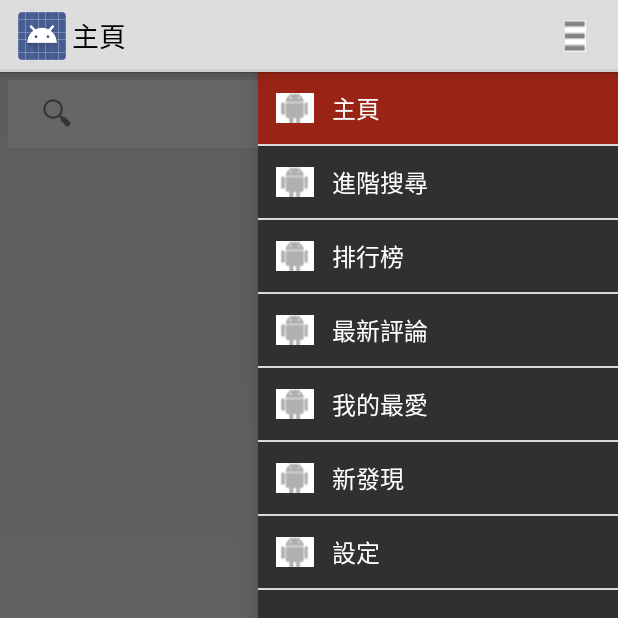
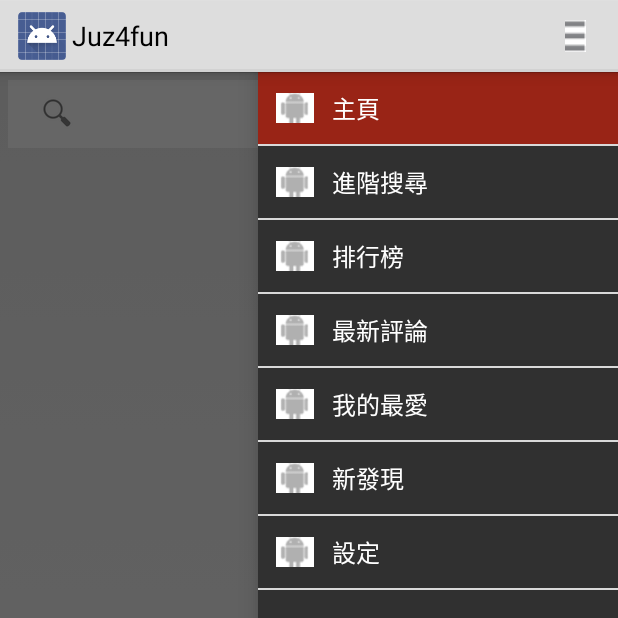
Before and after one commit to tak1hk2002/juz4fun_test, an Android app: the TestActivity screen opened directly, with no data from a screen before it, with the side drawer open, on a phone screen of 412 x 824 dp, the top half of it. Run offline under Robolectric (Android 15) with nearby library versions, the phone set to English and light mode, and no system bars; 2 statements that could not run were skipped.

Commit message:
tom_21/11/2015_06:31

```diff
--- a/app/src/main/java/com/company/damonday/Home/Home.java
+++ b/app/src/main/java/com/company/damonday/Home/Home.java
@@ -6,12 +6,14 @@ import android.os.Bundle;
 import android.support.v4.app.Fragment;
 import android.support.v4.app.FragmentManager;
 import android.support.v4.app.FragmentTransaction;
+import android.text.InputType;
 import android.util.Log;
 import android.view.LayoutInflater;
 import android.view.View;
 import android.view.ViewGroup;
 import android.widget.AdapterView;
 import android.widget.GridView;
+import android.widget.SearchView;
 import android.widget.Toast;
 
 import com.android.volley.Request;
@@ -52,6 +54,7 @@ public class Home extends Fragment {
     private MyAdapter adapter;
     private FragmentTabs_try fragmentTabs_try;
     private View searchview;
+    private SearchView search;
 
     @Override
     public void onCreate(Bundle savedInstanceState) {
@@ -65,16 +68,26 @@ public class Home extends Fragment {
         //init view
         View view = inflater.inflate(R.layout.home, container, false);
         searchview = view.findViewById(R.id.searchView);
+
+
+
+
+        search =(SearchView)view.findViewById(R.id.search);
+        gridView = (GridView) view.findViewById(R.id.gridView);
         getActivity().getActionBar().setTitle(R.string.home);
-
-        gridView = (GridView) view.findViewById(R.id.gridView);
-
 
         makeJsonArrayRequest();
 
+
+        FragmentManager fragmentManager = getFragmentManager();
+        System.out.println("time0:" + fragmentManager.getBackStackEntryCount());
+        //search.setIconified(false);
         searchview.setOnClickListener(new View.OnClickListener() {
             @Override
             public void onClick(View v) {
+
+
+
                 // Intent i = new Intent(MainActivity.this, Ranking.class);
                 getActivity().getActionBar().setDisplayHomeAsUpEnabled(true);
                Fragment fragment_search_fast = new search_fast();
@@ -82,12 +95,17 @@ public class Home extends Fragment {
 
 
                 FragmentManager fragmentManager = getFragmentManager();
+
                 // System.out.println(fragmentManager.getBackStackEntryCount());
                 FragmentTransaction fragmentTransaction = fragmentManager.beginTransaction();
                 fragmentTransaction.hide(getFragmentManager().findFragmentByTag("home"));
-                fragmentTransaction.add(R.id.frame_container, fragment_search_fast, "search_fast").addToBackStack(null);
+
+                        //fragmentTransaction.hide(getFragmentManager().findFragmentById(R.id.frame_container));
+                        //fragmentTransaction.replace(R.id.frame_container, fragment_search_fast, "search_fast").addToBackStack("main");
+               // fragmentTransaction.add(R.id.frame_container, fragment_search_fast, "search_fast").addToBackStack(null);
                 fragmentTransaction.setTransition(FragmentTransaction.TRANSIT_FRAGMENT_OPEN);
                 fragmentTransaction.commit();
+
 
             }
         });
@@ -98,6 +116,8 @@ public class Home extends Fragment {
             public void onItemClick(AdapterView<?> parent, View view, int position,
                                     long id) {
 
+                FragmentManager fragmentManager = getFragmentManager();
+                System.out.println("time_grid:"+fragmentManager.getBackStackEntryCount());
                 //pass the following object to next activity
                 /*Intent i = new Intent(Ranking.this, FragmentTabs.class);
                 i.putExtra("Ent_id", companyInfoItems.get(position).getEnt_id());
@@ -110,13 +130,14 @@ public class Home extends Fragment {
                 fragmentTabs_try.setArguments(bundle);
 
 
-                FragmentManager fragmentManager = getFragmentManager();
+                //FragmentManager fragmentManager = getFragmentManager();
                 // System.out.println(fragmentManager.getBackStackEntryCount());
                 FragmentTransaction fragmentTransaction = fragmentManager.beginTransaction();
                 fragmentTransaction.hide(getFragmentManager().findFragmentByTag("home"));
                 fragmentTransaction.add(R.id.frame_container, fragmentTabs_try, "companyDetail").addToBackStack(null);
                 fragmentTransaction.setTransition(FragmentTransaction.TRANSIT_FRAGMENT_OPEN);
                 fragmentTransaction.commit();
+                System.out.println("time_grid_end:"+fragmentManager.getBackStackEntryCount());
 
             }
         });
--- a/app/src/main/java/com/company/damonday/TestActivity.java
+++ b/app/src/main/java/com/company/damonday/TestActivity.java
@@ -354,11 +354,13 @@ public class TestActivity extends FragmentActivity {
 
         if (fragmentManager.getBackStackEntryCount() == 0) {
             //如果返主頁
-            setTitle(navMenuTitles[0]);
+            setTitle(R.string.home);
             displayView(0);
+            System.out.println("case1");
         } else {
             //如果不是返主頁
             setTitle(mTitle);
+            System.out.println("case2");
         }
 
 
--- a/app/src/main/res/layout/home.xml
+++ b/app/src/main/res/layout/home.xml
@@ -30,7 +30,7 @@
         android:layout_marginRight="5dp"/>
 
     <SearchView
-        android:id="@+id/searchView1"
+        android:id="@+id/search"
         android:layout_width="match_parent"
         android:layout_height="wrap_content"
         android:layout_alignParentTop="true"
--- a/app/src/main/res/values/strings.xml
+++ b/app/src/main/res/values/strings.xml
@@ -112,7 +112,7 @@
     <!--title-->
     <string name="feedback">提交意見</string>
     <string name="about_us">關於我們</string>
-    <string name="home">主頁</string>
+    <string name="home">Juz4fun</string>
     <string name="advance_search">進階搜尋</string>
     <string name="advance_search_result">搜尋結果</string>
     <string name="ranking">排行榜</string>
```
Also changed, not shown: app/src/main/java/com/company/damonday/Search/search_fast.java (+9 -0 lines), 1 other file.
